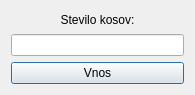
The window that numofitems.ui (MaxMaxy/racun) describes before a commit, drawn with Qt 5.
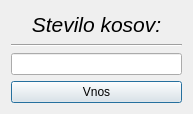
The same window after the commit.

The edit to the form file:
```diff
--- a/numofitems.ui
+++ b/numofitems.ui
@@ -6,8 +6,8 @@
    <rect>
     <x>0</x>
     <y>0</y>
-    <width>195</width>
-    <height>95</height>
+    <width>193</width>
+    <height>114</height>
    </rect>
   </property>
   <property name="windowTitle">
@@ -18,6 +18,12 @@
     <layout class="QVBoxLayout" name="verticalLayout">
      <item>
       <widget class="QLabel" name="label">
+       <property name="font">
+        <font>
+         <pointsize>16</pointsize>
+         <italic>true</italic>
+        </font>
+       </property>
        <property name="text">
         <string>Stevilo kosov:</string>
        </property>
@@ -29,6 +35,13 @@
        </property>
       </widget>
      </item>
+     <item>
+      <widget class="Line" name="line">
+       <property name="orientation">
+        <enum>Qt::Horizontal</enum>
+       </property>
+      </widget>
+     </item>
      <item>
       <widget class="QLineEdit" name="lineEdit_steviloKosov"/>
      </item>
```
